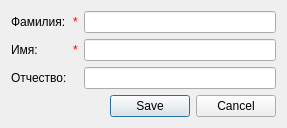
Before: the Qt Designer form Application.QT/GUI.QT/GUI_AddAuthor.ui in AJIOB/uni_courseWork_4, drawn with Qt 5.
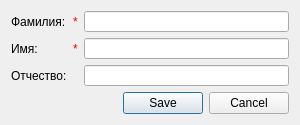
After: the same form once the commit is applied.

Commit message: App: AddAuthor Form is ready

Diff of the .ui file:
```diff
--- a/Application.QT/GUI.QT/GUI_AddAuthor.ui
+++ b/Application.QT/GUI.QT/GUI_AddAuthor.ui
@@ -6,10 +6,22 @@
    <rect>
     <x>0</x>
     <y>0</y>
-    <width>287</width>
-    <height>121</height>
+    <width>300</width>
+    <height>125</height>
    </rect>
   </property>
+  <property name="minimumSize">
+   <size>
+    <width>300</width>
+    <height>125</height>
+   </size>
+  </property>
+  <property name="maximumSize">
+   <size>
+    <width>300</width>
+    <height>125</height>
+   </size>
+  </property>
   <property name="windowTitle">
    <string>Добавление автора</string>
   </property>
```
Left out of the diff: 5 changed lines with no effect on the pictures. The commit also changes 9 other files.
